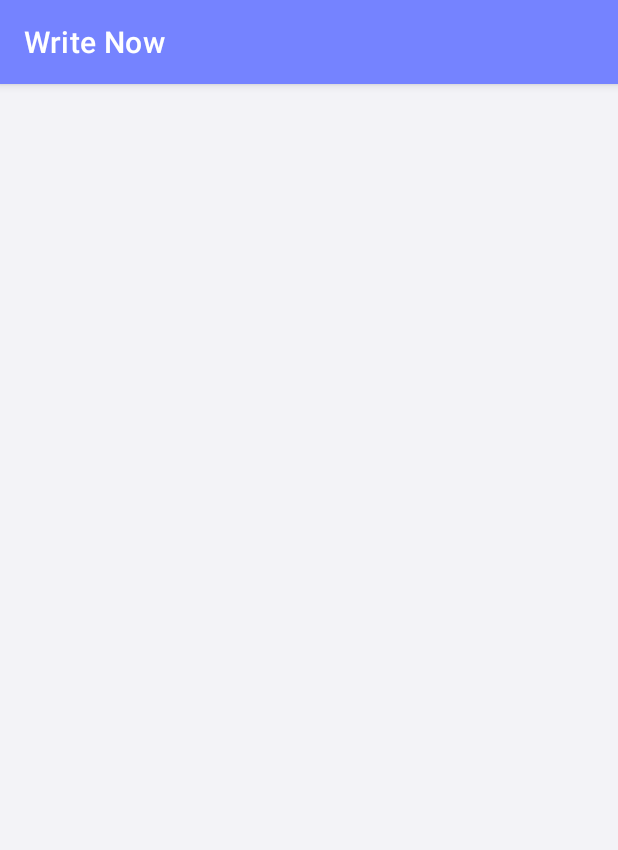
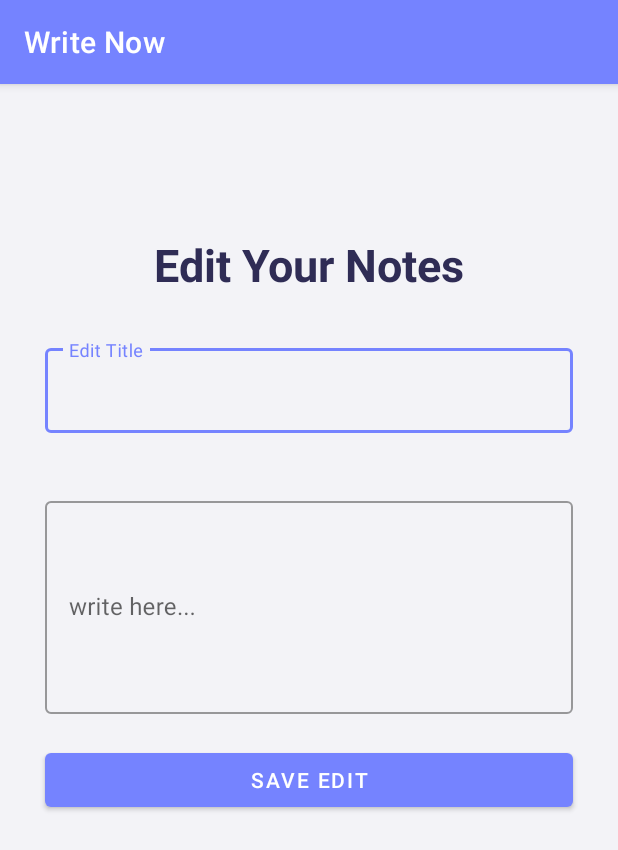
Before and after one commit to SajibMamun/Write-Now, an Android app: the EditNoteAcitvity screen opened directly, with no data from a screen before it, on a phone screen of 412 x 824 dp. Shown: the top 850 px of the screen. Run offline under Robolectric (Android 15) with nearby library versions, the phone set to English and light mode, and no system bars.

Commit message:
Uid added Note class and fetch data to edittext

```diff
--- a/app/src/main/java/com/example/writenow/EditNoteAcitvity.java
+++ b/app/src/main/java/com/example/writenow/EditNoteAcitvity.java
@@ -3,12 +3,32 @@ package com.example.writenow;
 import androidx.appcompat.app.AppCompatActivity;
 
 import android.os.Bundle;
+import android.widget.Button;
 
 public class EditNoteAcitvity extends AppCompatActivity {
+    com.google.android.material.textfield.TextInputEditText editTitleet,editContentet;
+    Button saveeditbtnid;
+    String notetitle,notecontent,noteid;
 
     @Override
     protected void onCreate(Bundle savedInstanceState) {
         super.onCreate(savedInstanceState);
         setContentView(R.layout.activity_edit_note_acitvity);
+        editContentet=findViewById(R.id.Editwritenoteid);
+        editTitleet=findViewById(R.id.edittitleid);
+        saveeditbtnid=findViewById(R.id.Editsavenowbtnid);
+
+        if(getIntent().getExtras()!=null)
+        {
+            notetitle=getIntent().getStringExtra("title");
+            notecontent=getIntent().getStringExtra("content");
+            noteid=getIntent().getStringExtra("id");
+
+            editTitleet.setText(notetitle);
+            editContentet.setText(notecontent);
+
+        }
+
+
     }
 }
--- a/app/src/main/java/com/example/writenow/HomeActivity.java
+++ b/app/src/main/java/com/example/writenow/HomeActivity.java
@@ -107,7 +107,9 @@ noteReference.addValueEventListener(new ValueEventListener() {
             progressBar.setVisibility(View.INVISIBLE);
              note=noteSnapshot.getValue(Note.class); //pass that value in the constructor of Note class
 
-          //  Toast.makeText(getApplicationContext(),"note: "+note.noteContent,Toast.LENGTH_SHORT).show();
+            //here we can get noteid by  using Exclude in Note class
+            note.setNoteID(noteSnapshot.getKey());
+          //Toast.makeText(getApplicationContext(),"note: "+note.getNoteContent(),Toast.LENGTH_SHORT).show();
 
             //Now add note to the arraylist for recyclerview
             arrayList.add(note);
--- a/app/src/main/res/layout/activity_edit_note_acitvity.xml
+++ b/app/src/main/res/layout/activity_edit_note_acitvity.xml
@@ -1,5 +1,5 @@
 <?xml version="1.0" encoding="utf-8"?>
-<androidx.constraintlayout.widget.ConstraintLayout xmlns:android="http://schemas.android.com/apk/res/android"
+<RelativeLayout xmlns:android="http://schemas.android.com/apk/res/android"
     xmlns:app="http://schemas.android.com/apk/res-auto"
     xmlns:tools="http://schemas.android.com/tools"
     android:layout_width="match_parent"
@@ -7,4 +7,75 @@
     tools:context=".EditNoteAcitvity"
     android:background="#F3F3F7">
 
-</androidx.constraintlayout.widget.ConstraintLayout>
+    <TextView
+
+        android:id="@+id/tv1"
+        android:layout_width="match_parent"
+        android:layout_height="wrap_content"
+        android:layout_marginTop="100dp"
+        android:layout_marginBottom="30dp"
+        android:gravity="center"
+        android:text="Edit Your Notes"
+        android:textAlignment="center"
+        android:textColor="#2F2C55"
+        android:textSize="30sp"
+        android:textStyle="bold" />
+    <com.google.android.material.textfield.TextInputLayout
+        android:id="@+id/edittitle"
+        style="@style/Widget.MaterialComponents.TextInputLayout.OutlinedBox"
+        android:layout_width="match_parent"
+        android:layout_height="wrap_content"
+        android:layout_marginLeft="30dp"
+        android:layout_marginRight="30dp"
+        android:layout_below="@id/tv1"
+        android:layout_marginBottom="10dp"
+        android:hint="Edit Title"
+        >
+
+        <com.google.android.material.textfield.TextInputEditText
+            android:id="@+id/edittitleid"
+            android:layout_width="match_parent"
+            android:layout_height="wrap_content"
+            android:inputType="text"
+
+            />
+    </com.google.android.material.textfield.TextInputLayout>
+    <com.google.android.material.textfield.TextInputLayout
+        android:id="@+id/Editnote"
+        android:layout_below="@id/edittitle"
+        style="@style/Widget.MaterialComponents.TextInputLayout.OutlinedBox"
+        android:layout_width="match_parent"
+        android:layout_height="wrap_content"
+        android:layout_marginLeft="30dp"
+        android:layout_marginRight="30dp"
+        android:layout_marginBottom="10dp"
+        android:hint="write here..."
+        android:layout_marginTop="30dp"
+
+        >
+
+        <com.google.android.material.textfield.TextInputEditText
+            android:id="@+id/Editwritenoteid"
+            android:layout_width="match_parent"
+            android:layout_height="wrap_content"
+            android:inputType="text"
+            android:ems="5"
+            android:padding="60dp"
+
+
+            />
+    </com.google.android.material.textfield.TextInputLayout>
+    <Button
+        android:id="@+id/Editsavenowbtnid"
+        android:layout_width="match_parent"
+        android:layout_height="wrap_content"
+        android:text="Save Edit"
+        android:layout_marginLeft="30dp"
+        android:layout_marginRight="30dp"
+        android:layout_below="@id/Editnote"
+        android:layout_marginTop="10dp"
+        android:autoSizePresetSizes="true"
+
+        />
+
+</RelativeLayout>
--- a/app/src/main/res/layout/activity_home.xml
+++ b/app/src/main/res/layout/activity_home.xml
@@ -55,7 +55,10 @@
         android:layout_width="match_parent"
         android:layout_height="wrap_content"
         android:layout_alignParentBottom="true"
-        android:text="Create a new note" />
+        android:text="Write a new note"
+        android:padding="15dp"
+        android:textSize="15sp"
+        />
 
 
 </RelativeLayout>
```
Also changed, not shown: app/src/main/java/com/example/writenow/Note.java (+15 -1 lines), app/src/main/java/com/example/writenow/NoteAdapter.java (+6 -2 lines), app/src/main/res/layout/activity_create_note.xml (+15 -1 lines), app/src/main/res/layout/activity_forgot_password.xml (+13 -13 lines).
